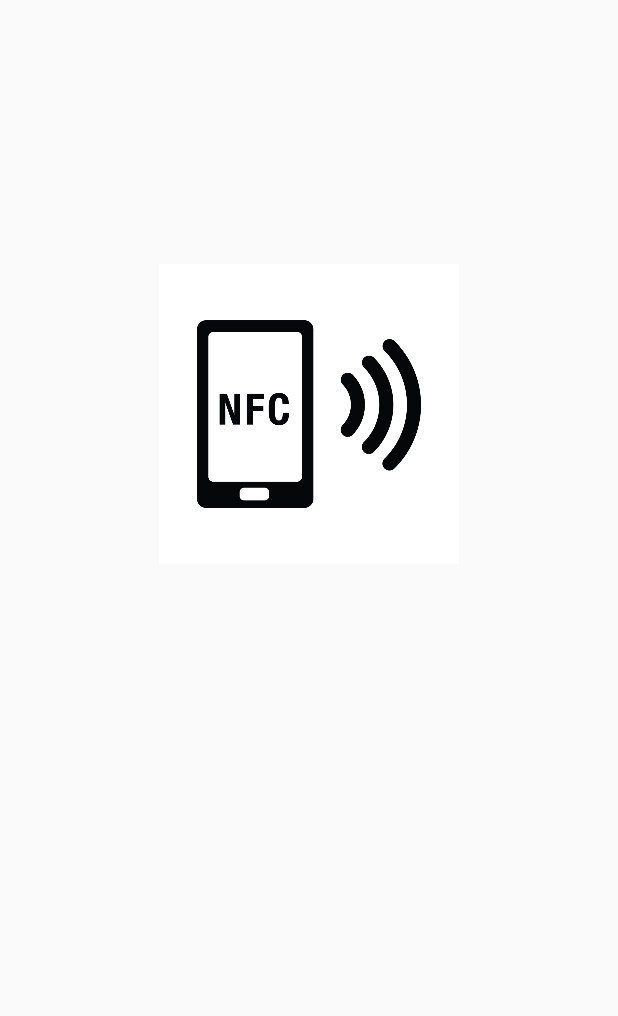
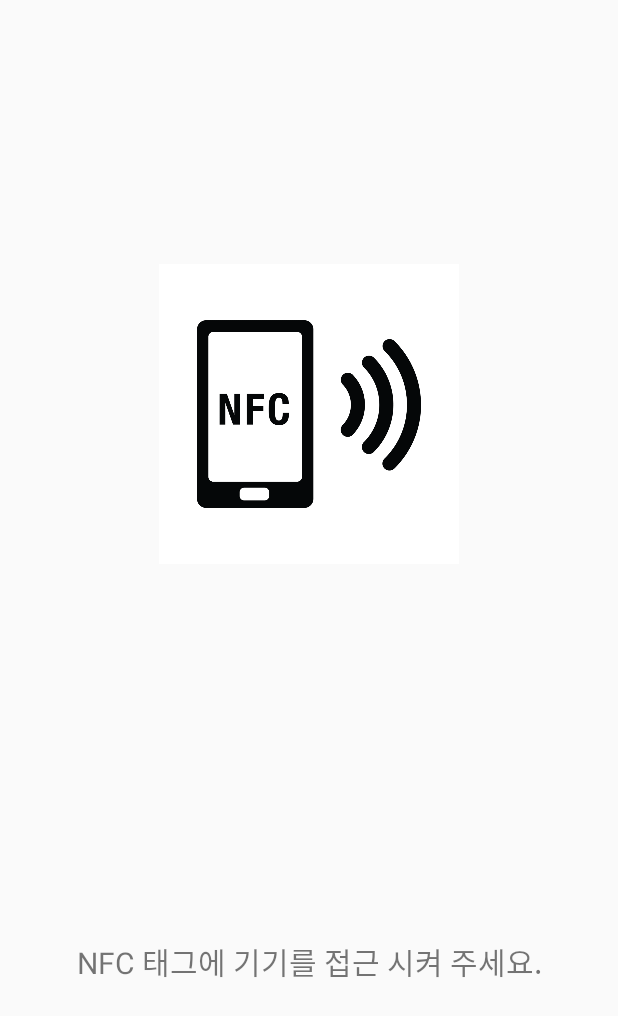
Before and after one commit to MeteorSis/Omni-Stadium--Android, an Android app: the layout nfc_main.xml on its own in the app's theme, with its tools: preview values and no code run, on a phone screen of 412 x 824 dp. Shown: the top 1016 px of the screen. Run offline under Robolectric (Android 15) with nearby library versions, the phone set to English and light mode, and no system bars.

Commit message:
좌석 이미지 첨부 and nfc 레이아웃

```diff
--- a/app/src/main/res/layout/nfc_main.xml
+++ b/app/src/main/res/layout/nfc_main.xml
@@ -23,8 +23,20 @@
         app:layout_constraintVertical_bias="0.276"
         app:srcCompat="@drawable/size_nfctag" />
 
-
-
+    <TextView
+        android:id="@+id/tvInfo"
+        android:layout_width="wrap_content"
+        android:layout_height="wrap_content"
+        android:text="NFC 태그에 기기를 접근 시켜 주세요."
+        android:textAlignment="center"
+        android:textSize="20dp"
+        android:layout_marginRight="8dp"
+        app:layout_constraintRight_toRightOf="parent"
+        android:layout_marginLeft="8dp"
+        app:layout_constraintLeft_toLeftOf="parent"
+        app:layout_constraintBottom_toBottomOf="parent"
+        app:layout_constraintHorizontal_bias="0.502"
+        android:layout_marginBottom="168dp" />
 
 
 </android.support.constraint.ConstraintLayout>
```
Also changed, not shown: app/src/main/res/layout/reserv_main.xml (+7 -0 lines).
